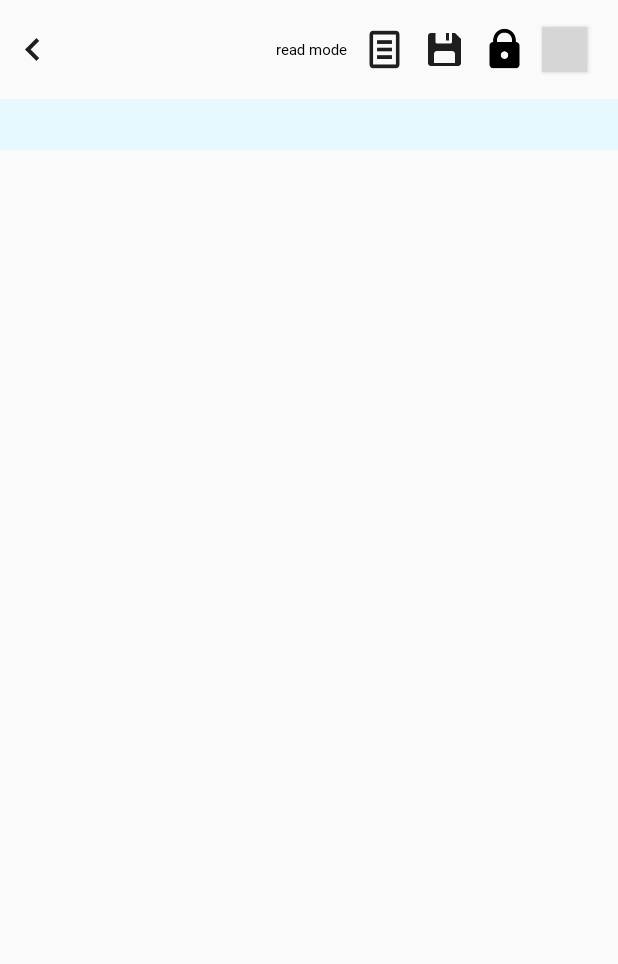
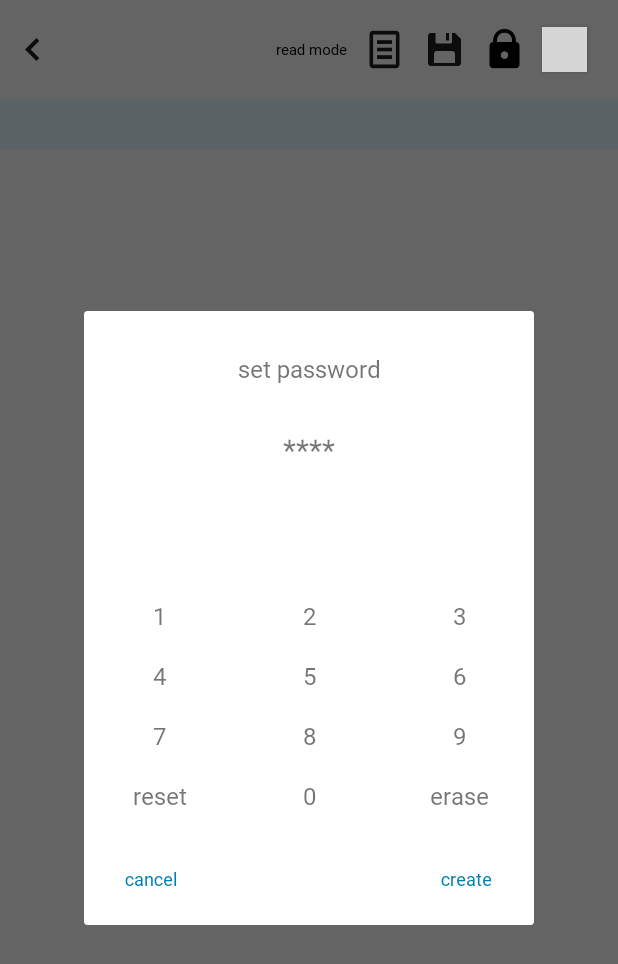
Before and after one commit to sanhee16/AOS-Memo, an Android app: the MemoEditPageActivity screen opened directly, with no data from a screen before it, after a tap on an icon or button, on a phone screen of 412 x 824 dp. Shown: the top 964 px of the screen. Run offline under Robolectric (Android 15) with nearby library versions, the phone set to English and light mode, and no system bars; our stand-ins replace Room's generated code, data binding; 2 other taps on this screen came first; grey boxes are pictures that could not be loaded.

Commit message:
creation password page
- make creation password dialog

```diff
--- a/app/src/main/java/com/sandy/memo/MainActivity.kt
+++ b/app/src/main/java/com/sandy/memo/MainActivity.kt
@@ -1,6 +1,7 @@
 package com.sandy.memo
 
 import android.os.Bundle
+import android.util.Log
 import androidx.databinding.DataBindingUtil
 import com.sandy.memo.databinding.ActivityMainBinding
 import com.sandy.memo.util.DialogType1
@@ -15,13 +16,9 @@ class MainActivity : BaseActivity() {
         initDataBinding()
         b.btnMoveDataShow.text = "move to data show activity"
         b.btnMoveMemoActivity.text = "move to memo activity"
-
-
-        val dlg = SetPassword(this)
-        dlg.start()
     }
 
-    fun initDataBinding() {
+    private fun initDataBinding() {
         b = DataBindingUtil.setContentView(this, R.layout.activity_main)
         b.main = this
     }
--- a/app/src/main/java/com/sandy/memo/util/SetPassword.kt
+++ b/app/src/main/java/com/sandy/memo/util/SetPassword.kt
@@ -1,30 +1,123 @@
 package com.sandy.memo.util
 
+import android.content.Context
+import com.sandy.memo.R
+
 import android.app.Dialog
-import android.content.Context
-import android.util.AttributeSet
 import android.util.Log
-import android.view.LayoutInflater
+import android.view.View
 import android.view.Window
 import android.widget.TextView
-import androidx.compose.ui.layout.Layout
-import androidx.constraintlayout.widget.ConstraintLayout
-import com.sandy.memo.R
-import com.sandy.memo.databinding.SetPasswordBinding
+
 
 // https://developer.android.com/codelabs/advanced-android-kotlin-training-custom-views#3
-class SetPassword @JvmOverloads constructor(
-    context: Context,
-    attrs: AttributeSet? = null,
-    defStyleAttr: Int = 0
-) : ConstraintLayout(context, attrs, defStyleAttr) {
+class SetPassword(context: Context) {
     private val dialog = Dialog(context)
+    private lateinit var btnConfirm: TextView
+    private lateinit var btnCancel: TextView
+    private lateinit var text1: TextView
+    private lateinit var text2: TextView
+    private lateinit var text3: TextView
+    private lateinit var text4: TextView
+    private lateinit var text5: TextView
+    private lateinit var text6: TextView
+    private lateinit var text7: TextView
+    private lateinit var text8: TextView
+    private lateinit var text9: TextView
+    private lateinit var text0: TextView
+    private lateinit var textErase: TextView
+    private lateinit var textReset: TextView
+    private lateinit var textPassword: TextView
+    private lateinit var textWarning: TextView
 
-
+    private var password = "****"
+    private var cnt = 0
     fun start() {
-        // https://stackoverflow.com/questions/38476045/android-custom-dialog-with-button-onclick-event/38476200
         dialog.requestWindowFeature(Window.FEATURE_NO_TITLE)
         dialog.setContentView(R.layout.set_password)
+        dialog.setCancelable(true)
+        setView()
+        setPasswordText()
+        onClickNumbers()
+
+        btnConfirm.setOnClickListener {
+            if (cnt != 4) {
+                textWarning.visibility = View.VISIBLE
+            } else {
+                listener.onConfirmClick(password)
+            }
+        }
+        btnCancel.setOnClickListener {
+            listener.onClickCancel()
+        }
         dialog.show()
     }
+
+    fun dismiss() = dialog.dismiss()
+    interface OnClickListener {
+        fun onConfirmClick(password: String)
+        fun onClickCancel()
+    }
+    private lateinit var listener: OnClickListener
+    fun setClickListener(listener: OnClickListener) {
+        this.listener = listener
+    }
+    private fun onClickNumbers() {
+        text1.setOnClickListener { replacePassword("1") }
+        text2.setOnClickListener { replacePassword("2") }
+        text3.setOnClickListener { replacePassword("3") }
+        text4.setOnClickListener { replacePassword("4") }
+        text5.setOnClickListener { replacePassword("5") }
+        text6.setOnClickListener { replacePassword("6") }
+        text7.setOnClickListener { replacePassword("7") }
+        text8.setOnClickListener { replacePassword("8") }
+        text9.setOnClickListener { replacePassword("9") }
+        text0.setOnClickListener { replacePassword("0") }
+        textErase.setOnClickListener {
+            textWarning.visibility = View.INVISIBLE
+            if ((cnt > 0) && (cnt < 5)) {
+                password = password.replaceRange(cnt - 1, cnt, "*")
+                cnt--
+                setPasswordText()
+            }
+        }
+        textReset.setOnClickListener {
+            textWarning.visibility = View.INVISIBLE
+            password = "****"
+            cnt = 0
+            setPasswordText()
+        }
+    }
+
+    private fun replacePassword(num: String) {
+        if (cnt < 4) {
+            textWarning.visibility = View.INVISIBLE
+            password = password.replaceRange(cnt, cnt + 1, num)
+            cnt++
+            setPasswordText()
+        }
+    }
+
+    private fun setPasswordText() {
+        textPassword.text = password
+    }
+
+    private fun setView() {
+        this.text1 = dialog.findViewById(R.id.text_1)
+        this.text2 = dialog.findViewById(R.id.text_2)
+        this.text3 = dialog.findViewById(R.id.text_3)
+        this.text4 = dialog.findViewById(R.id.text_4)
+        this.text5 = dialog.findViewById(R.id.text_5)
+        this.text6 = dialog.findViewById(R.id.text_6)
+        this.text7 = dialog.findViewById(R.id.text_7)
+        this.text8 = dialog.findViewById(R.id.text_8)
+        this.text9 = dialog.findViewById(R.id.text_9)
+        this.text0 = dialog.findViewById(R.id.text_0)
+        this.textErase = dialog.findViewById(R.id.text_erase)
+        this.textReset = dialog.findViewById(R.id.text_reset)
+        this.textPassword = dialog.findViewById(R.id.text_password)
+        this.textWarning = dialog.findViewById(R.id.text_warning)
+        this.btnConfirm = dialog.findViewById(R.id.btn_confirm)
+        this.btnCancel = dialog.findViewById(R.id.btn_cancel)
+    }
 }
--- a/app/src/main/java/com/sandy/memo/view/MemoEditPageActivity.kt
+++ b/app/src/main/java/com/sandy/memo/view/MemoEditPageActivity.kt
@@ -1,6 +1,7 @@
 package com.sandy.memo.view
 
 import android.os.Bundle
+import android.util.Log
 import android.view.inputmethod.InputMethodManager
 import androidx.databinding.DataBindingUtil
 import com.sandy.memo.BaseActivity
@@ -74,6 +75,16 @@ class MemoEditPageActivity : BaseActivity() {
                     }
                     SET_PASSWORD -> {
                         val dlg = SetPassword(this)
+                        dlg.start()
+                        dlg.setClickListener(object : SetPassword.OnClickListener {
+                            override fun onConfirmClick(password: String) {
+                                dlg.dismiss()
+                            }
+
+                            override fun onClickCancel() {
+                                dlg.dismiss()
+                            }
+                        })
                     }
                 }
             }
--- a/app/src/main/res/layout/set_password.xml
+++ b/app/src/main/res/layout/set_password.xml
@@ -4,11 +4,9 @@
     xmlns:tools="http://schemas.android.com/tools">
 
     <data>
-
         <variable
             name="dialog"
             type="com.sandy.memo.util.SetPassword" />
-
     </data>
 
     <androidx.constraintlayout.widget.ConstraintLayout
@@ -32,7 +30,7 @@
             app:layout_constraintEnd_toEndOf="parent"
             app:layout_constraintStart_toStartOf="parent"
             app:layout_constraintTop_toTopOf="parent"
-            tools:text="@string/set_password" />
+            android:text="@string/set_password" />
 
         <TextView
             android:id="@+id/text_password"
@@ -40,12 +38,25 @@
             android:layout_height="wrap_content"
             android:layout_marginTop="30dp"
             android:textSize="20dp"
-            app:layout_constraintBottom_toTopOf="@+id/text_1"
             app:layout_constraintEnd_toEndOf="parent"
             app:layout_constraintStart_toStartOf="parent"
             app:layout_constraintTop_toBottomOf="@+id/text_message"
             tools:text="0000" />
 
+
+        <TextView
+            android:id="@+id/text_warning"
+            android:layout_width="wrap_content"
+            android:layout_height="wrap_content"
+            android:layout_marginTop="16dp"
+            android:textSize="16dp"
+            android:textColor="@color/warning"
+            android:visibility="invisible"
+            android:text="@string/check_password"
+            app:layout_constraintBottom_toTopOf="@+id/text_1"
+            app:layout_constraintEnd_toEndOf="parent"
+            app:layout_constraintStart_toStartOf="parent"
+            app:layout_constraintTop_toBottomOf="@+id/text_password"/>
         <TextView
             android:id="@+id/text_1"
             android:layout_width="0dp"
@@ -59,7 +70,7 @@
             app:layout_constraintBottom_toTopOf="@+id/text_4"
             app:layout_constraintEnd_toStartOf="@+id/text_2"
             app:layout_constraintStart_toStartOf="parent"
-            app:layout_constraintTop_toBottomOf="@+id/text_password" />
+            app:layout_constraintTop_toBottomOf="@+id/text_warning" />
 
         <TextView
             android:id="@+id/text_2"
@@ -243,7 +254,7 @@
             android:fontFamily="@font/notosan_medium"
             android:gravity="center"
             android:includeFontPadding="false"
-            android:text="@string/accept"
+            android:text="@string/make_password"
             android:textColor="@color/purple_700"
             android:textSize="@dimen/dialog_btn_text_size"
             app:layout_constraintBottom_toBottomOf="parent"
--- a/app/src/main/res/values/colors.xml
+++ b/app/src/main/res/values/colors.xml
@@ -8,4 +8,5 @@
     <color name="black">#FF000000</color>
     <color name="white">#FFFFFFFF</color>
     <color name="buttonColor">#1e1e1e</color>
+    <color name="warning">#C50000</color>
 </resources>
--- a/app/src/main/res/values/strings.xml
+++ b/app/src/main/res/values/strings.xml
@@ -8,4 +8,7 @@
     <string name="read_mode">read mode</string>
     <string name="write_mode">write mode</string>
     <string name="set_password">set password</string>
+    <string name="check_password">Fill in four digits of the password.</string>
+    <string name="cancel_make_password">cancel creation</string>
+    <string name="make_password">create</string>
 </resources>
```
Also changed, not shown: 1 other file.
